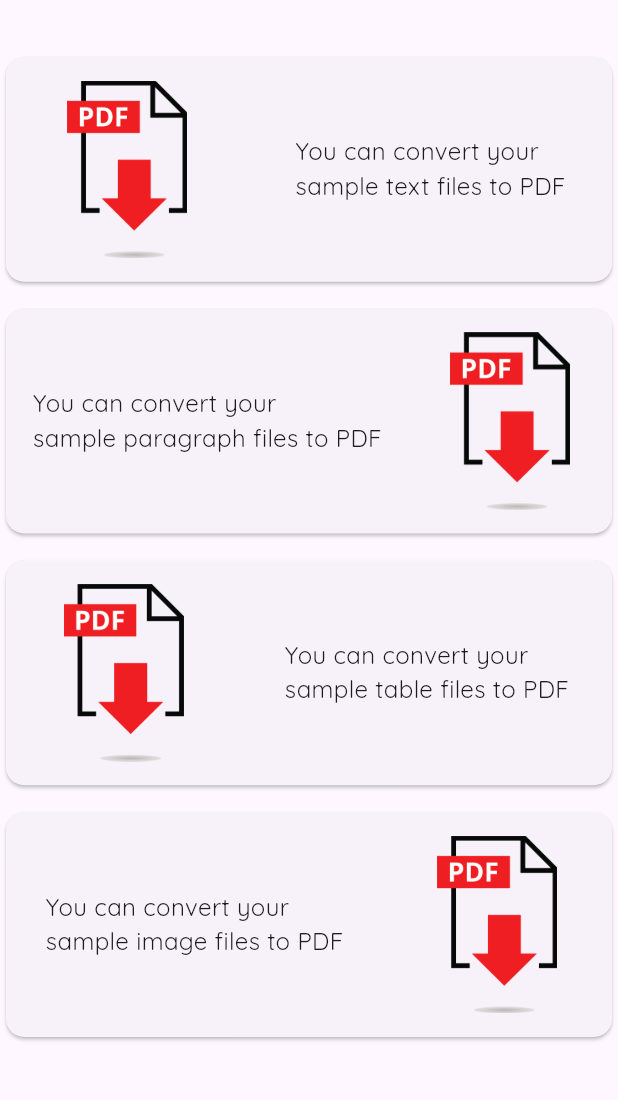
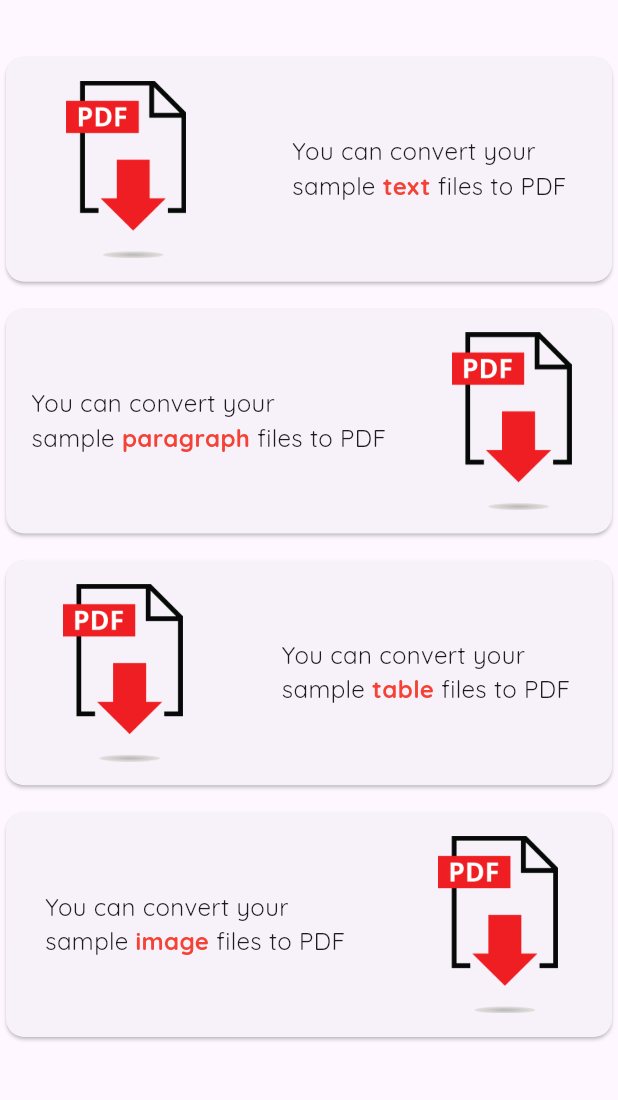
Before and after one commit to yusufgokhankuyu/PDF_Convertor, a Flutter app: the screen it shows after launch, on a phone screen of 412 x 824 dp, the part 63-1163 px from its top. Run offline on Flutter 3.47's test engine with Material 3 defaults, Android fonts, the phone set to English and light mode, and no system bars; our stand-ins replace animated_splash_screen, google_fonts, lottie, open_file, pdf, printing.

Commit message:
Highlight texts are added

```diff
--- a/lib/HomeScreen.dart
+++ b/lib/HomeScreen.dart
@@ -47,10 +47,25 @@ class _HomeScreenState extends State<HomeScreen> {
                   ),
                   Container(
                     alignment: Alignment.center,
-                    child: Text(
-                      "You can convert your \nsample text files to PDF",
-                      style: GoogleFonts.quicksand(fontSize: 16),
-                    ),
+                    child: Text.rich(TextSpan(
+                      text: 'You can convert your \nsample ',
+                      style: GoogleFonts.quicksand(
+                          fontSize: 16), // default text style
+                      children: <TextSpan>[
+                        TextSpan(
+                            text: 'text',
+                            style: GoogleFonts.quicksand(
+                                fontSize: 16,
+                                color: Colors.red,
+                                fontWeight: FontWeight.bold)),
+                        TextSpan(
+                            text: ' files to PDF',
+                            style: GoogleFonts.quicksand(fontSize: 16)),
+                      ],
+                    )
+                        // "You can convert your \nsample text files to PDF",
+                        // style: GoogleFonts.quicksand(fontSize: 16),
+                        ),
                   ),
                 ],
               ),
@@ -74,10 +89,22 @@ class _HomeScreenState extends State<HomeScreen> {
                 children: [
                   Container(
                     alignment: Alignment.center,
-                    child: Text(
-                      "You can convert your \nsample paragraph files to PDF",
-                      style: GoogleFonts.quicksand(fontSize: 16),
-                    ),
+                    child: Text.rich(TextSpan(
+                      text: 'You can convert your \nsample ',
+                      style: GoogleFonts.quicksand(
+                          fontSize: 16), // default text style
+                      children: <TextSpan>[
+                        TextSpan(
+                            text: 'paragraph',
+                            style: GoogleFonts.quicksand(
+                                fontSize: 16,
+                                color: Colors.red,
+                                fontWeight: FontWeight.bold)),
+                        TextSpan(
+                            text: ' files to PDF',
+                            style: GoogleFonts.quicksand(fontSize: 16)),
+                      ],
+                    )),
                   ),
                   Container(
                     padding: const EdgeInsets.all(10),
@@ -113,10 +140,22 @@ class _HomeScreenState extends State<HomeScreen> {
                   ),
                   Container(
                     alignment: Alignment.center,
-                    child: Text(
-                      "You can convert your \nsample table files to PDF",
-                      style: GoogleFonts.quicksand(fontSize: 16),
-                    ),
+                    child: Text.rich(TextSpan(
+                      text: 'You can convert your \nsample ',
+                      style: GoogleFonts.quicksand(
+                          fontSize: 16), // default text style
+                      children: <TextSpan>[
+                        TextSpan(
+                            text: 'table',
+                            style: GoogleFonts.quicksand(
+                                fontSize: 16,
+                                color: Colors.red,
+                                fontWeight: FontWeight.bold)),
+                        TextSpan(
+                            text: ' files to PDF',
+                            style: GoogleFonts.quicksand(fontSize: 16)),
+                      ],
+                    )),
                   ),
                 ],
               ),
@@ -136,10 +175,22 @@ class _HomeScreenState extends State<HomeScreen> {
                 children: [
                   Container(
                     alignment: Alignment.center,
-                    child: Text(
-                      "You can convert your \nsample image files to PDF",
-                      style: GoogleFonts.quicksand(fontSize: 16),
-                    ),
+                    child: Text.rich(TextSpan(
+                      text: 'You can convert your \nsample ',
+                      style: GoogleFonts.quicksand(
+                          fontSize: 16), // default text style
+                      children: <TextSpan>[
+                        TextSpan(
+                            text: 'image',
+                            style: GoogleFonts.quicksand(
+                                fontSize: 16,
+                                color: Colors.red,
+                                fontWeight: FontWeight.bold)),
+                        TextSpan(
+                            text: ' files to PDF',
+                            style: GoogleFonts.quicksand(fontSize: 16)),
+                      ],
+                    )),
                   ),
                   Container(
                     padding: const EdgeInsets.all(10),
```
Also changed, not shown: assets/pdfLogo.jpg (deleted), assets/pdfLogo.png (deleted).
